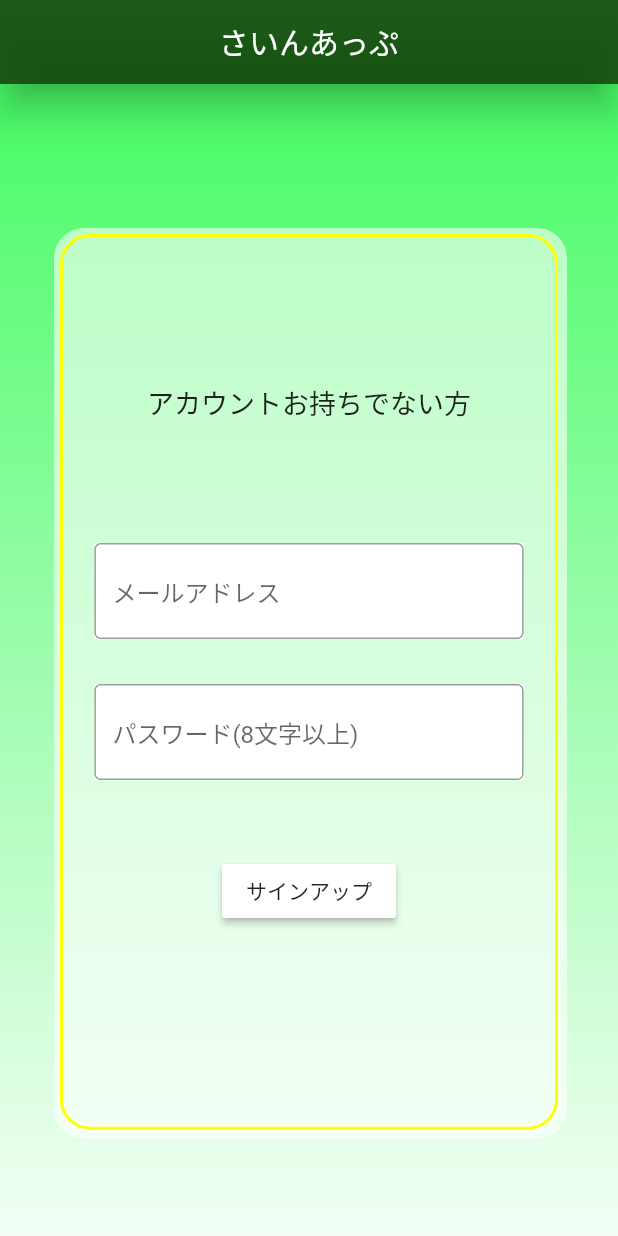
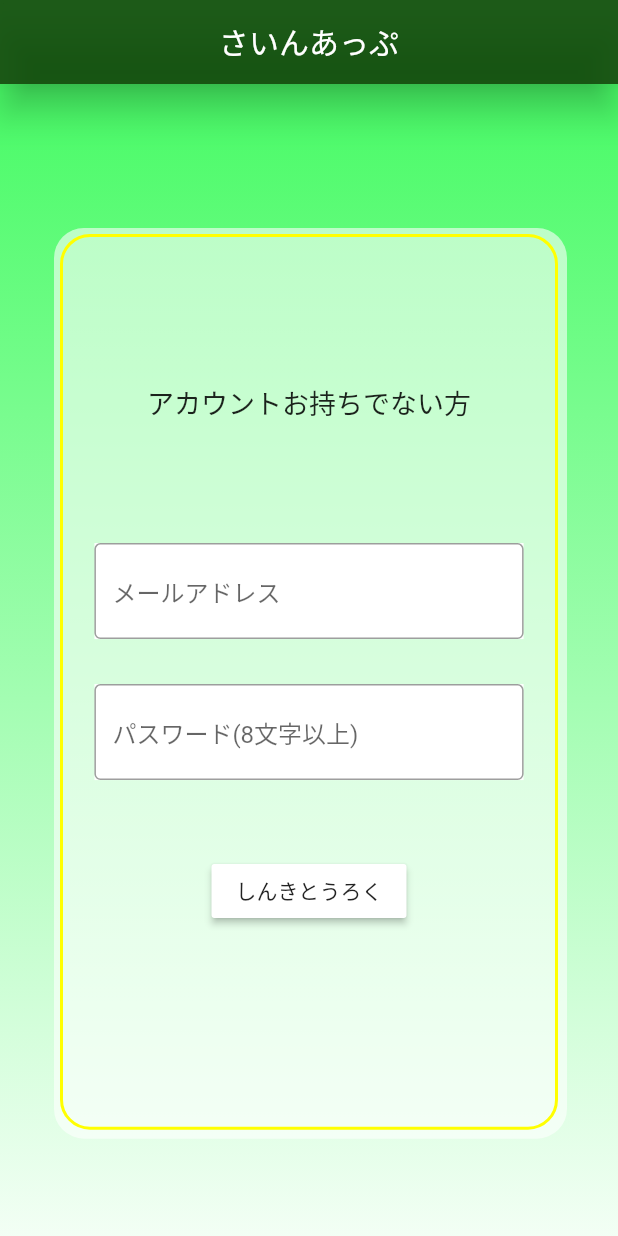
Before and after one commit to Tomohiro629/blow_shot, a Flutter app: the SignUpPage screen opened directly, on a phone screen of 412 x 824 dp. Run offline on Flutter 3.47's test engine with Material 2 defaults, Android fonts, the phone set to English and light mode, and no system bars; our stand-ins replace cloud_firestore, firebase_auth, firebase_core, firebase_storage, flutter_riverpod, flutter_screenutil and 4 more; accounts and stored records are empty; network calls fail; Roboto replaces fonts that are missing (YujiBoku-Regular).

Commit message:
エラーバリデーション変更

```diff
--- a/lib/app/sign_in_page/sign_in_page.dart
+++ b/lib/app/sign_in_page/sign_in_page.dart
@@ -48,7 +48,7 @@ class SignInPage extends ConsumerWidget {
                     }
                   }
                 },
-                text: 'ログイン',
+                text: 'ろぐいん',
                 errorText: viewModel.errorText,
               ))),
     );
--- a/lib/app/sign_up_page/sign_up_page.dart
+++ b/lib/app/sign_up_page/sign_up_page.dart
@@ -32,14 +32,10 @@ class SignUpPage extends ConsumerWidget {
                 explanation: "アカウントお持ちでない方",
                 onTap: () async {
                   try {
-                    if (password.text.length > 8) {
-                      await viewModel.signUpUser(
-                          email: email.text, password: password.text);
-                      // ignore: use_build_context_synchronously
-                      Navigator.pop(context);
-                    } else {
-                      viewModel.setErrorText("パスワードは8文字以上です");
-                    }
+                    await viewModel.signUpUser(
+                        email: email.text, password: password.text);
+                    // ignore: use_build_context_synchronously
+                    Navigator.pop(context);
                   } catch (e) {
                     if (e.toString() ==
                         "[firebase_auth/unknown] Given String is empty or null") {
@@ -55,7 +51,7 @@ class SignUpPage extends ConsumerWidget {
                     }
                   }
                 },
-                text: 'サインアップ',
+                text: 'しんきとうろく',
                 errorText: viewModel.errorText,
               ))),
     );
```
